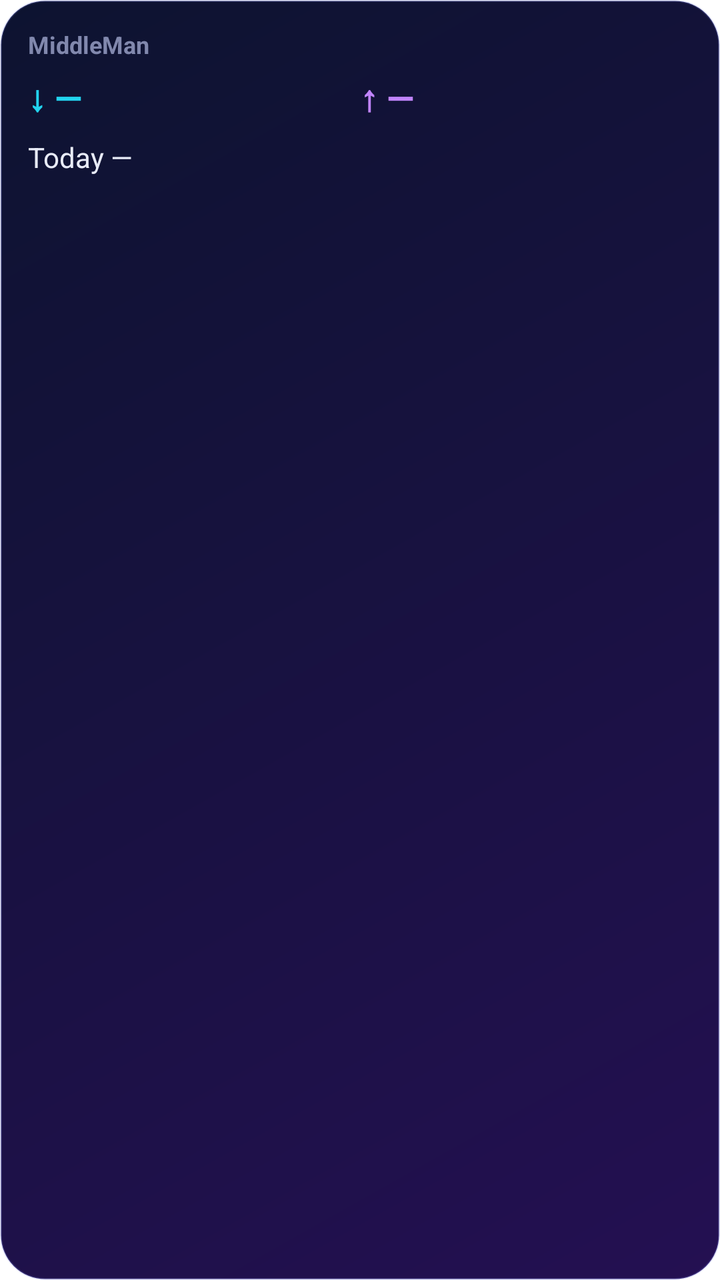
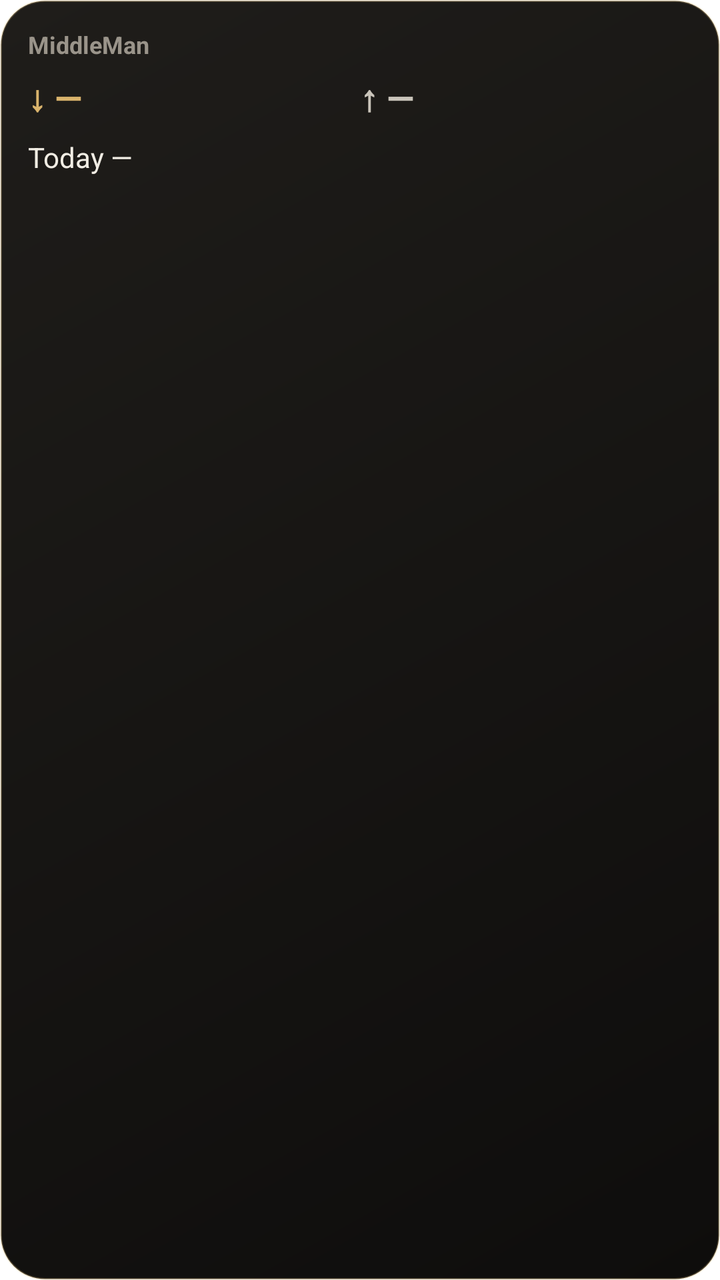

The first picture is an Android layout as it rendered before a commit; the second is the same layout after the commit. The layout source and the unified diff follow.
<!-- AndroidManifest.xml: fallback theme Theme.MaterialComponents.DayNight.NoActionBar -->
<!-- res/layout/middlelan_widget.xml -->
<?xml version="1.0" encoding="utf-8"?>
<LinearLayout xmlns:android="http://schemas.android.com/apk/res/android"
    android:id="@+id/middlelan_widget_root"
    android:layout_width="match_parent"
    android:layout_height="match_parent"
    android:orientation="vertical"
    android:padding="14dp"
    android:background="@drawable/middlelan_widget_bg">

    <TextView
        android:layout_width="wrap_content"
        android:layout_height="wrap_content"
        android:text="MiddleMan"
        android:textColor="#FF8188AD"
        android:textSize="12sp"
        android:textStyle="bold" />

    <LinearLayout
        android:layout_width="match_parent"
        android:layout_height="wrap_content"
        android:layout_marginTop="6dp"
        android:orientation="horizontal">

        <TextView
            android:id="@+id/middlelan_widget_down"
            android:layout_width="0dp"
            android:layout_height="wrap_content"
            android:layout_weight="1"
            android:text="↓ —"
            android:textColor="#FF22D3EE"
            android:textSize="18sp"
            android:textStyle="bold" />

        <TextView
            android:id="@+id/middlelan_widget_up"
            android:layout_width="0dp"
            android:layout_height="wrap_content"
            android:layout_weight="1"
            android:text="↑ —"
            android:textColor="#FFC084FC"
            android:textSize="18sp"
            android:textStyle="bold" />
    </LinearLayout>

    <TextView
        android:id="@+id/middlelan_widget_today"
        android:layout_width="wrap_content"
        android:layout_height="wrap_content"
        android:layout_marginTop="8dp"
        android:text="Today —"
        android:textColor="#FFE8EBF7"
        android:textSize="14sp" />

    <TextView
        android:id="@+id/middlelan_widget_top"
        android:layout_width="wrap_content"
        android:layout_height="wrap_content"
        android:layout_marginTop="2dp"
        android:ellipsize="end"
        android:maxLines="1"
        android:text=""
        android:textColor="#FF8188AD"
        android:textSize="12sp" />
</LinearLayout>
<!-- resources referenced by this layout -->
<resources>
  <!-- drawable middlelan_widget_bg (drawable) -->
  <?xml version="1.0" encoding="utf-8"?>
  <shape xmlns:android="http://schemas.android.com/apk/res/android" android:shape="rectangle">
      <gradient android:angle="315" android:startColor="#FF0D1330" android:endColor="#FF241052" />
      <corners android:radius="22dp" />
      <stroke android:width="1dp" android:color="#33818CF8" />
  </shape>
</resources>

<!-- the commit's change to res/layout/middlelan_widget.xml (unified diff, before → after) -->
@@ -11,7 +11,7 @@
         android:layout_width="wrap_content"
         android:layout_height="wrap_content"
         android:text="MiddleMan"
-        android:textColor="#FF8188AD"
+        android:textColor="#FF9A948A"
         android:textSize="12sp"
         android:textStyle="bold" />
 
@@ -27,7 +27,7 @@
             android:layout_height="wrap_content"
             android:layout_weight="1"
             android:text="↓ —"
-            android:textColor="#FF22D3EE"
+            android:textColor="#FFD9B36C"
             android:textSize="18sp"
             android:textStyle="bold" />
 
@@ -37,7 +37,7 @@
             android:layout_height="wrap_content"
             android:layout_weight="1"
             android:text="↑ —"
-            android:textColor="#FFC084FC"
+            android:textColor="#FFC9C4BA"
             android:textSize="18sp"
             android:textStyle="bold" />
     </LinearLayout>
@@ -48,7 +48,7 @@
         android:layout_height="wrap_content"
         android:layout_marginTop="8dp"
         android:text="Today —"
-        android:textColor="#FFE8EBF7"
+        android:textColor="#FFF1EDE4"
         android:textSize="14sp" />
 
     <TextView
@@ -59,6 +59,6 @@
         android:ellipsize="end"
         android:maxLines="1"
         android:text=""
-        android:textColor="#FF8188AD"
+        android:textColor="#FF9A948A"
         android:textSize="12sp" />
 </LinearLayout>
<!-- resource entries referenced after the edit -->
@@ -3,9 +3,9 @@
   <!-- drawable middlelan_widget_bg (drawable) -->
   <?xml version="1.0" encoding="utf-8"?>
   <shape xmlns:android="http://schemas.android.com/apk/res/android" android:shape="rectangle">
-      <gradient android:angle="315" android:startColor="#FF0D1330" android:endColor="#FF241052" />
+      <gradient android:angle="315" android:startColor="#FF1F1D1A" android:endColor="#FF0E0D0C" />
       <corners android:radius="22dp" />
-      <stroke android:width="1dp" android:color="#33818CF8" />
+      <stroke android:width="1dp" android:color="#40E9C77F" />
   </shape>
 </resources>
 
